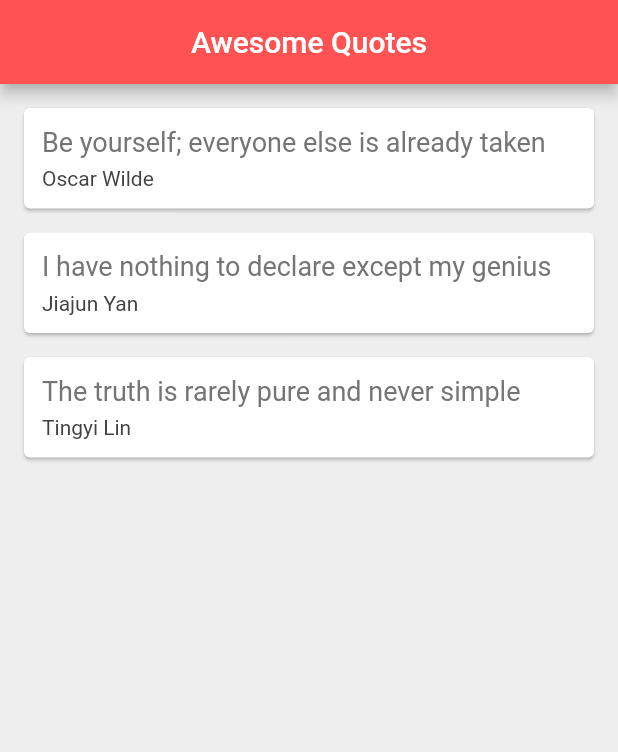
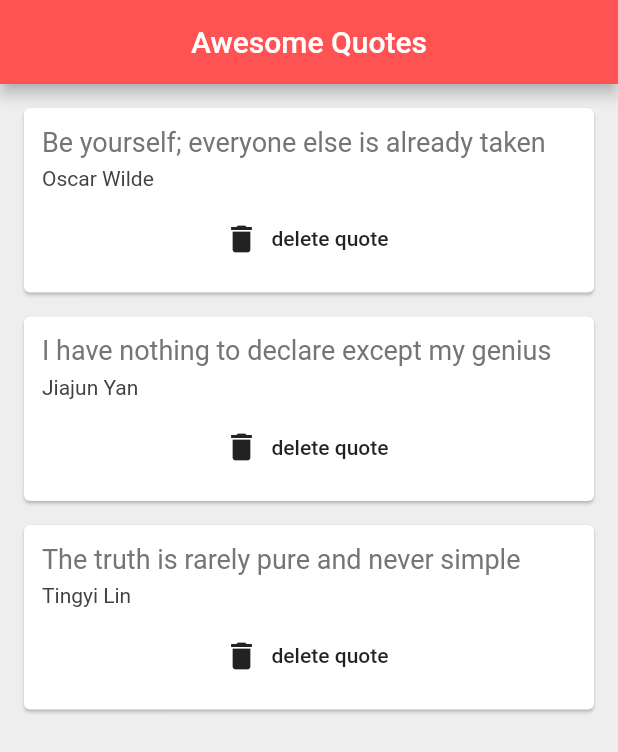
Before and after one commit to realfrancisyan/flutter-demo, a Flutter app: the screen it shows after launch, on a phone screen of 412 x 824 dp. Shown: the top 752 px of the screen. Run offline on Flutter 3.47's test engine with Material 2 defaults, Android fonts, the phone set to English and light mode, and no system bars.

Commit message:
Pass function as a parameter

```diff
--- a/flutter_app/lib/main.dart
+++ b/flutter_app/lib/main.dart
@@ -1,5 +1,6 @@
 import 'package:flutter/material.dart';
 import 'quote.dart';
+import 'quote_card.dart';
 
 void main() {
   runApp(MaterialApp(
@@ -20,35 +21,6 @@ class _QuoteListState extends State<QuoteList> {
     Quote(author: 'Tingyi Lin', text: 'The truth is rarely pure and never simple'),
   ];
 
-  Widget quoteTemplate(quote) {
-    return Card(
-      margin: EdgeInsets.fromLTRB(16, 16, 16, 0),
-      child: Padding(
-        padding: const EdgeInsets.all(12.0),
-        child: Column(
-          crossAxisAlignment: CrossAxisAlignment.stretch,
-          children: [
-            Text(
-              quote.text,
-              style: TextStyle(
-                fontSize: 18,
-                color: Colors.grey[600],
-              )
-            ),
-            SizedBox(height: 6),
-            Text(
-              quote.author,
-              style: TextStyle(
-                fontSize: 14,
-                color: Colors.grey[800]
-              )
-            )
-          ],
-        ),
-      ),
-    );
-  }
-
   @override
   Widget build(BuildContext context) {
     return Scaffold(
@@ -59,7 +31,14 @@ class _QuoteListState extends State<QuoteList> {
         backgroundColor: Colors.redAccent,
       ),
       body: Column(
-        children: quotes.map((quote) => quoteTemplate(quote)).toList(),
+        children: quotes.map((quote) => QuoteCard(
+          quote: quote,
+          delete: () {
+            setState(() {
+              quotes.remove(quote);
+            });
+          },
+        )).toList(),
       ),
     );
   }
--- /dev/null
+++ b/flutter_app/lib/quote_card.dart
@@ -0,0 +1,45 @@
+import 'package:flutter/material.dart';
+import 'quote.dart';
+
+class QuoteCard extends StatelessWidget {
+
+  final Quote quote; // 接收 quote 参数。final 指的是这个变量是永远不会变的。
+  final Function delete;
+  QuoteCard({this.quote, this.delete});
+
+  @override
+  Widget build(BuildContext context) {
+    return Card(
+      margin: EdgeInsets.fromLTRB(16, 16, 16, 0),
+      child: Padding(
+        padding: const EdgeInsets.all(12.0),
+        child: Column(
+          crossAxisAlignment: CrossAxisAlignment.stretch,
+          children: [
+            Text(
+              quote.text,
+              style: TextStyle(
+                fontSize: 18,
+                color: Colors.grey[600],
+              )
+            ),
+            SizedBox(height: 6),
+            Text(
+              quote.author,
+              style: TextStyle(
+                fontSize: 14,
+                color: Colors.grey[800]
+              )
+            ),
+            SizedBox(height: 8),
+            FlatButton.icon(
+              onPressed: delete,
+              label: Text('delete quote'),
+              icon: Icon(Icons.delete),
+            )
+          ],
+        ),
+      ),
+    );
+  }
+}
```
